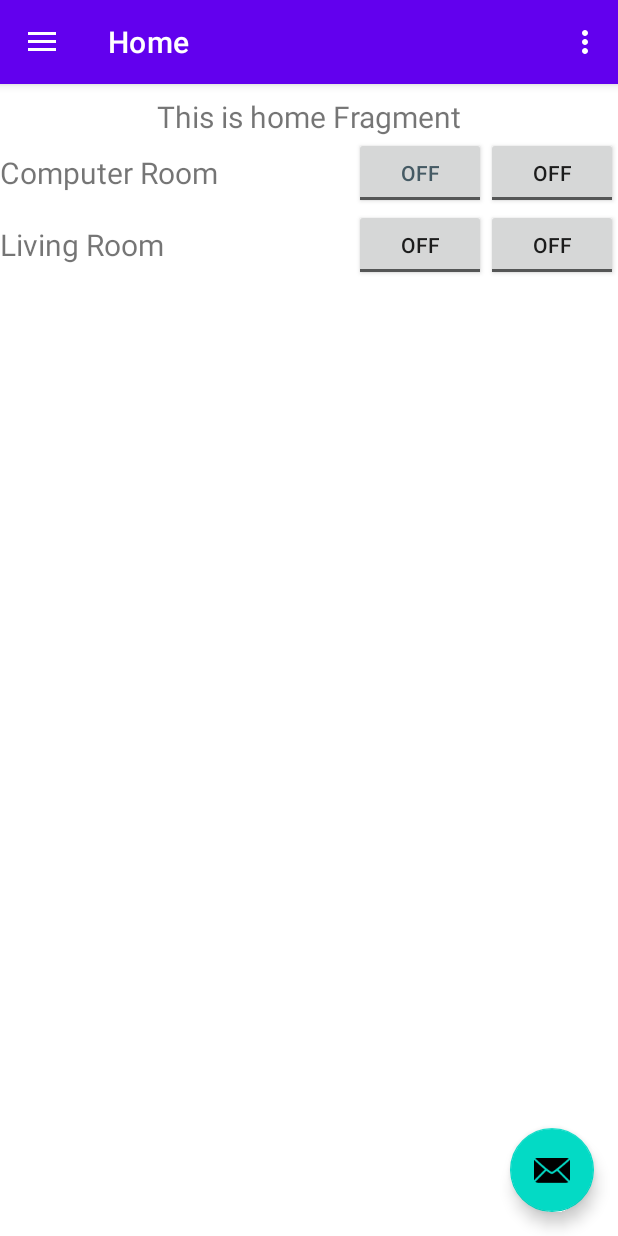
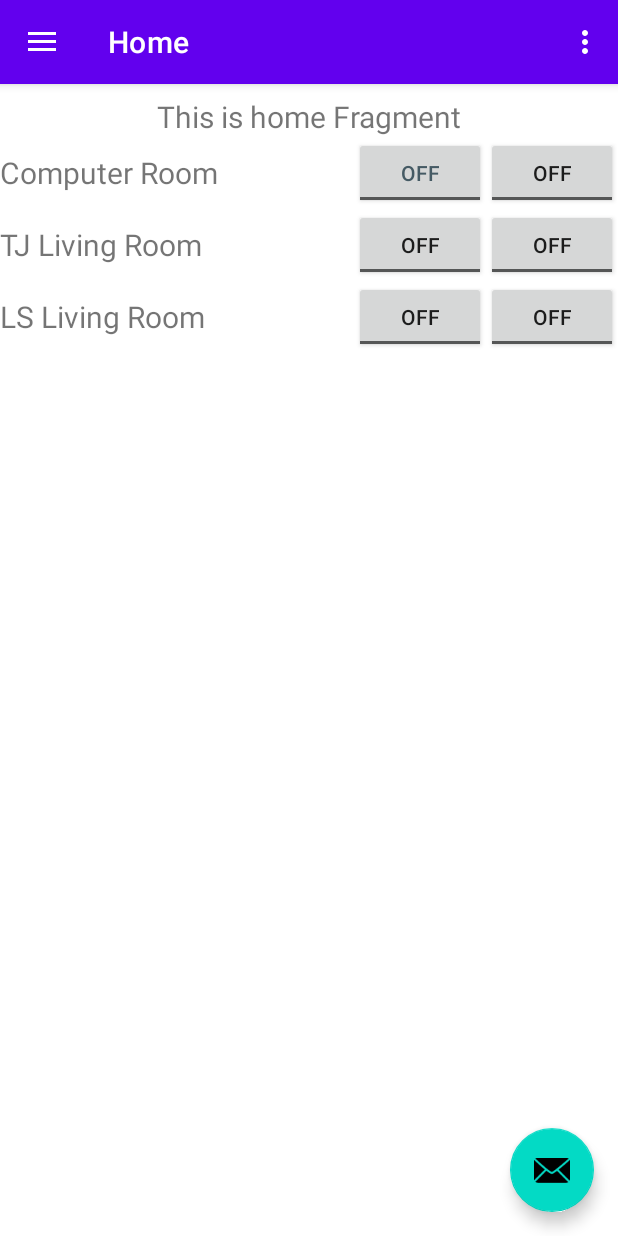
Before and after one commit to jtpunt/LightSwitch, an Android app: the screen it shows after launch (MainActivity), on a phone screen of 412 x 824 dp. Run offline under Robolectric (Android 15) with nearby library versions, the phone set to English and light mode, and no system bars; our stand-ins replace Volley, navigation-ui; network calls fail.

```diff
--- a/app/src/main/java/com/example/lightswitch/ui/home/HomeFragment.kt
+++ b/app/src/main/java/com/example/lightswitch/ui/home/HomeFragment.kt
@@ -76,15 +76,31 @@ class HomeFragment : Fragment() {
 //        homeViewModel.text.observe(viewLifecycleOwner, Observer {
 //            textView.text = it
 //        })
-        val toggleBtn1StatusURL: (String) = "http://192.168.1.202:5000/outlet/status/gpio/2";
-        val toggleBtn2StatusURL: (String) = "http://192.168.1.202:5000/outlet/status/gpio/3";
-        val toggleBtn3StatusURL: (String) = "http://192.168.1.200:5000/outlet/status/gpio/2";
-        val toggleBtn4StatusURL: (String) = "http://192.168.1.200:5000/outlet/status/gpio/3";
-
+        /***********************************************************************************
+         * Define our API urls to retrieve the status of our smart outlets - are the outlets
+         * on or off?
+         * ********************************************************************************/
+        // Jonathan and Thaerin's Living Room Smart Outlets
+        val toggleBtn1StatusURL: (String) = "http://192.168.1.202:5000/outlet/gpio/2/status";
+        val toggleBtn2StatusURL: (String) = "http://192.168.1.202:5000/outlet/gpio/3/status";
+        // Jonathan and Thaerin's Computer Room Smart Outlets
+        val toggleBtn3StatusURL: (String) = "http://192.168.1.200:5000/outlet/gpio/2/status";
+        val toggleBtn4StatusURL: (String) = "http://192.168.1.200:5000/outlet/gpio/3/status";
+        // Stephen and Lacey's Living Room Smart Outlets
+        val toggleBtn5StatusURL: (String) = "http://192.168.1.201:5000/outlet/gpio/2/status";
+        val toggleBtn6StatusURL: (String) = "http://192.168.1.201:5000/outlet/gpio/3/status";
+        /***********************************************************************************
+         * Define our API urls to toggle our smarts outlets on or off
+         * ********************************************************************************/
+        // Jonathan and Thaerin's Living Room Smart Outlets
         val toggleBtn1ActivateURL: String = "http://192.168.1.202:5000/outlet/toggle/gpio/2";
         val toggleBtn2ActivateURL: String = "http://192.168.1.202:5000/outlet/toggle/gpio/3";
-        val toggleBtn3ActivateURL: String = "http://192.168.1.200:5000/outlet/toggle/gpio/2";
-        val toggleBtn4ActivateURL: String = "http://192.168.1.200:5000/outlet/toggle/gpio/3";
+        // Jonathan and Thaerin's Computer Room Smart Outlets
+        val toggleBtn3ActivateURL: String = "http://192.168.1.200:5000/outlet/gpio/2/toggle";
+        val toggleBtn4ActivateURL: String = "http://192.168.1.200:5000/outlet/gpio/3/toggle";
+        // Stephen and Lacey's Living Room Smart Outlets
+        val toggleBtn5ActivateURL: String = "http://192.168.1.200:5000/outlet/gpio/2/toggle";
+        val toggleBtn6ActivateURL: String = "http://192.168.1.200:5000/outlet/gpio/3/toggle";
 
         homeViewModel = ViewModelProvider(this).get(HomeViewModel::class.java)
 //        val root = inflater.inflate(R.layout.fragment_home, container, false)
@@ -93,11 +109,17 @@ class HomeFragment : Fragment() {
         homeViewModel.text.observe(viewLifecycleOwner, Observer {textView.text = it})
 
         Log.d("STATE1", "Before grabbing buttonIds")
+        // toggle buttons to turn Jonathan and Thaerin's Living Room Smart Outlets on or off
         val toggleBtn1: (ToggleButton) = root.findViewById(R.id.toggleButton1);
         val toggleBtn2: (ToggleButton) = root.findViewById(R.id.toggleButton2);
+
+        // toggle buttons to turn Jonathan and Thaerin's Computer Room Smart Outlets on or off
         val toggleBtn3: (ToggleButton) = root.findViewById(R.id.toggleButton3);
         val toggleBtn4: (ToggleButton) = root.findViewById(R.id.toggleButton4);
 
+        // toggle buttons to turn Stephen and Laceu's Living Room Smart Outlets on or off
+        val toggleBtn5: (ToggleButton) = root.findViewById(R.id.toggleButton5);
+        val toggleBtn6: (ToggleButton) = root.findViewById(R.id.toggleButton6);
 
         Log.d("STATE1", "Before building request")
         val queue = Volley.newRequestQueue(context);
@@ -107,13 +129,20 @@ class HomeFragment : Fragment() {
         //  - so that when the app is first opened, the toggle buttons are correctly set
         val toggleBtn1Status: (StringRequest?) = buildStrRequests(toggleBtn1StatusURL, toggleBtn1);
         val toggleBtn2Status: (StringRequest?) = buildStrRequests(toggleBtn2StatusURL, toggleBtn2);
+
         val toggleBtn3Status: (StringRequest?) = buildStrRequests(toggleBtn3StatusURL, toggleBtn3);
         val toggleBtn4Status: (StringRequest?) = buildStrRequests(toggleBtn4StatusURL, toggleBtn4);
 
+        val toggleBtn5Status: (StringRequest?) = buildStrRequests(toggleBtn5StatusURL, toggleBtn5);
+        val toggleBtn6Status: (StringRequest?) = buildStrRequests(toggleBtn6StatusURL, toggleBtn6);
+
+        // Make the HTTP GET requests to all of our smart outlets
         queue.add(toggleBtn1Status);
         queue.add(toggleBtn2Status);
         queue.add(toggleBtn3Status);
         queue.add(toggleBtn4Status);
+        queue.add(toggleBtn5Status);
+        queue.add(toggleBtn6Status);
 
         // Set an event listener for when our button is turned on or off to make an HTTP request to turn
         // the relay switch on or off
@@ -121,6 +150,9 @@ class HomeFragment : Fragment() {
         setOnCheckedListener(toggleBtn2ActivateURL, toggleBtn2, queue);
         setOnCheckedListener(toggleBtn3ActivateURL, toggleBtn3, queue);
         setOnCheckedListener(toggleBtn4ActivateURL, toggleBtn4, queue);
+        setOnCheckedListener(toggleBtn5ActivateURL, toggleBtn5, queue);
+        setOnCheckedListener(toggleBtn6ActivateURL, toggleBtn6, queue);
+
         return root
     }
 
--- a/app/src/main/res/layout/fragment_home.xml
+++ b/app/src/main/res/layout/fragment_home.xml
@@ -78,6 +78,32 @@
                 android:layout_height="wrap_content"
                 android:text="ToggleButton" />
         </LinearLayout>
+        <LinearLayout
+            android:layout_width="match_parent"
+            android:layout_height="wrap_content"
+            android:gravity="center"
+            android:orientation="horizontal">
+            <TextView
+                android:id="@+id/text_deviceName3"
+                android:text="@string/deviceName3"
+                android:layout_alignParentLeft="true"
+                android:textSize="20sp"
+                android:layout_height="wrap_content"
+                android:layout_width="wrap_content"
+                android:layout_weight="1"/>
+
+            <ToggleButton
+                android:id="@+id/toggleButton5"
+                android:layout_width="wrap_content"
+                android:layout_height="wrap_content"
+                android:text="ToggleButton" />
+
+            <ToggleButton
+                android:id="@+id/toggleButton6"
+                android:layout_width="wrap_content"
+                android:layout_height="wrap_content"
+                android:text="ToggleButton" />
+        </LinearLayout>
     </LinearLayout>
 
     <androidx.constraintlayout.widget.Guideline
--- a/app/src/main/res/values/strings.xml
+++ b/app/src/main/res/values/strings.xml
@@ -16,7 +16,8 @@
     <string name="pick_time">Pick a Time</string>
 
     <string name="deviceName1">Computer Room</string>
-    <string name="deviceName2">Living Room</string>
+    <string name="deviceName2">TJ Living Room</string>
+    <string name="deviceName3">LS Living Room</string>
     <string name="send">Send</string>
 
     <string-array name="gpios_array">
```
